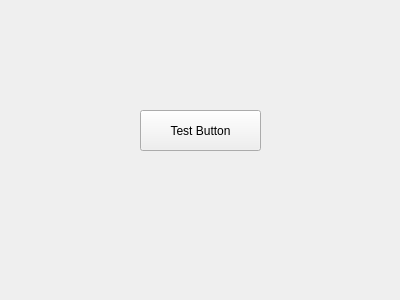
First picture: the form in src/gui/MainWindow.ui, repository orkiman/MachineController, before the edit.
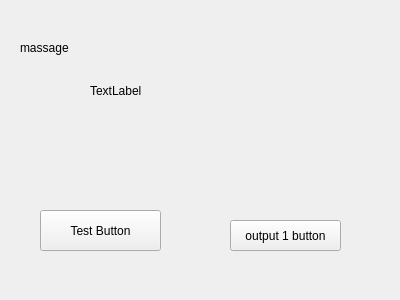
Second picture: the form after the edit.

Diff of the .ui file:
```diff
--- a/src/gui/MainWindow.ui
+++ b/src/gui/MainWindow.ui
@@ -17,8 +17,8 @@
    <widget class="QPushButton" name="pushButton">
     <property name="geometry">
      <rect>
-      <x>140</x>
-      <y>110</y>
+      <x>40</x>
+      <y>210</y>
       <width>121</width>
       <height>41</height>
      </rect>
@@ -27,6 +27,45 @@
      <string>Test Button</string>
     </property>
    </widget>
+   <widget class="QPushButton" name="o1Button">
+    <property name="geometry">
+     <rect>
+      <x>230</x>
+      <y>220</y>
+      <width>111</width>
+      <height>31</height>
+     </rect>
+    </property>
+    <property name="text">
+     <string>output 1 button</string>
+    </property>
+   </widget>
+   <widget class="QLabel" name="massageLable">
+    <property name="geometry">
+     <rect>
+      <x>90</x>
+      <y>40</y>
+      <width>161</width>
+      <height>101</height>
+     </rect>
+    </property>
+    <property name="text">
+     <string>TextLabel</string>
+    </property>
+   </widget>
+   <widget class="QLabel" name="label_2">
+    <property name="geometry">
+     <rect>
+      <x>20</x>
+      <y>40</y>
+      <width>49</width>
+      <height>16</height>
+     </rect>
+    </property>
+    <property name="text">
+     <string>massage s:</string>
+    </property>
+   </widget>
   </widget>
  </widget>
  <resources/>
```
